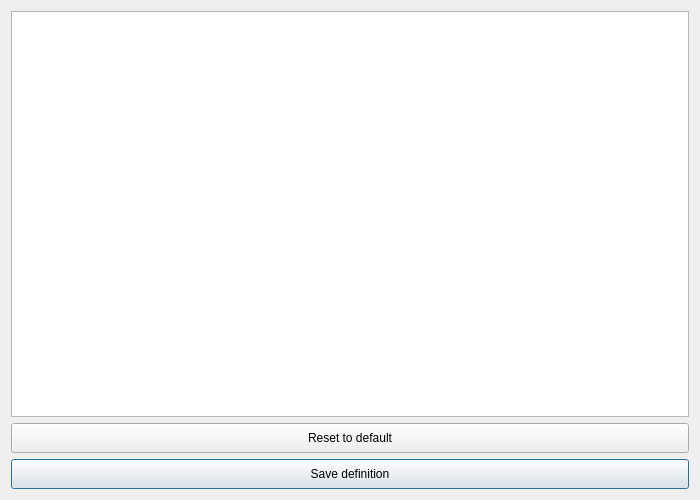
The window that LDMP/gui/DlgCalculateLCSetAggregation.ui (ConservationInternational/trends.earth) describes before a commit, drawn with Qt 5.
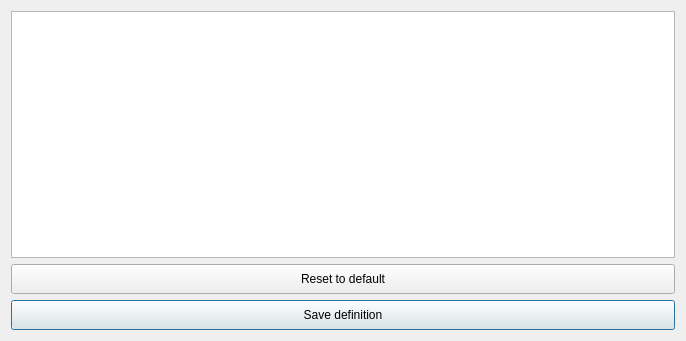
The same window after the commit.

Diff of the .ui file:
```diff
--- a/LDMP/gui/DlgCalculateLCSetAggregation.ui
+++ b/LDMP/gui/DlgCalculateLCSetAggregation.ui
@@ -9,8 +9,8 @@
    <rect>
     <x>0</x>
     <y>0</y>
-    <width>700</width>
-    <height>500</height>
+    <width>686</width>
+    <height>341</height>
    </rect>
   </property>
   <property name="sizePolicy">
```
